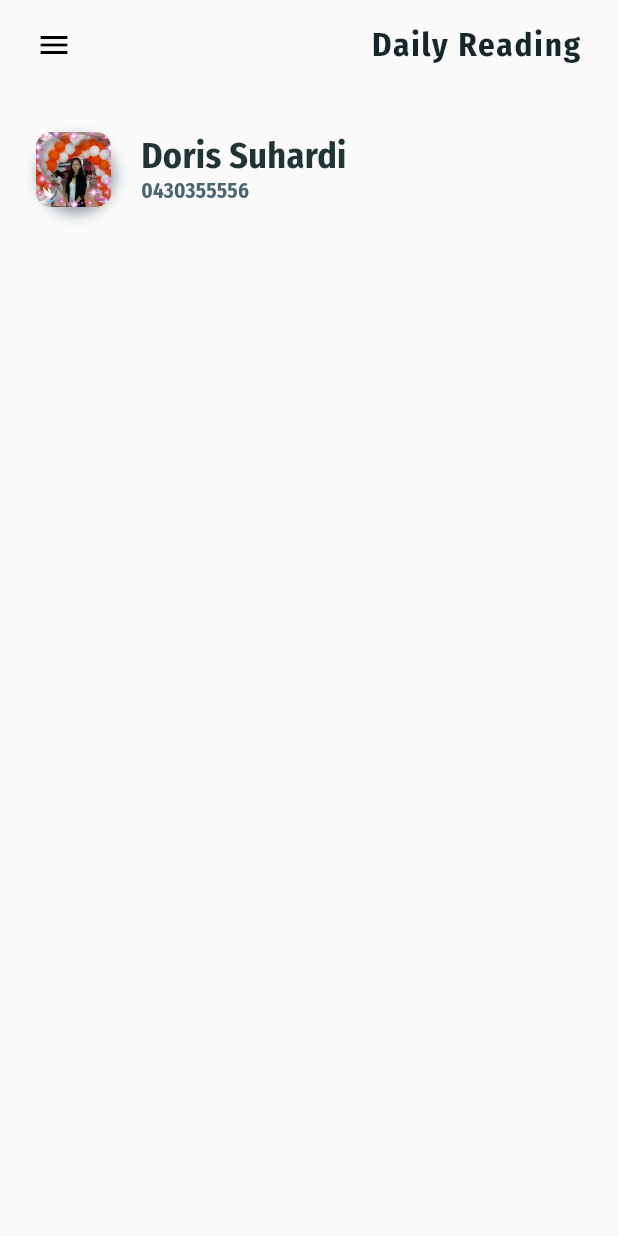
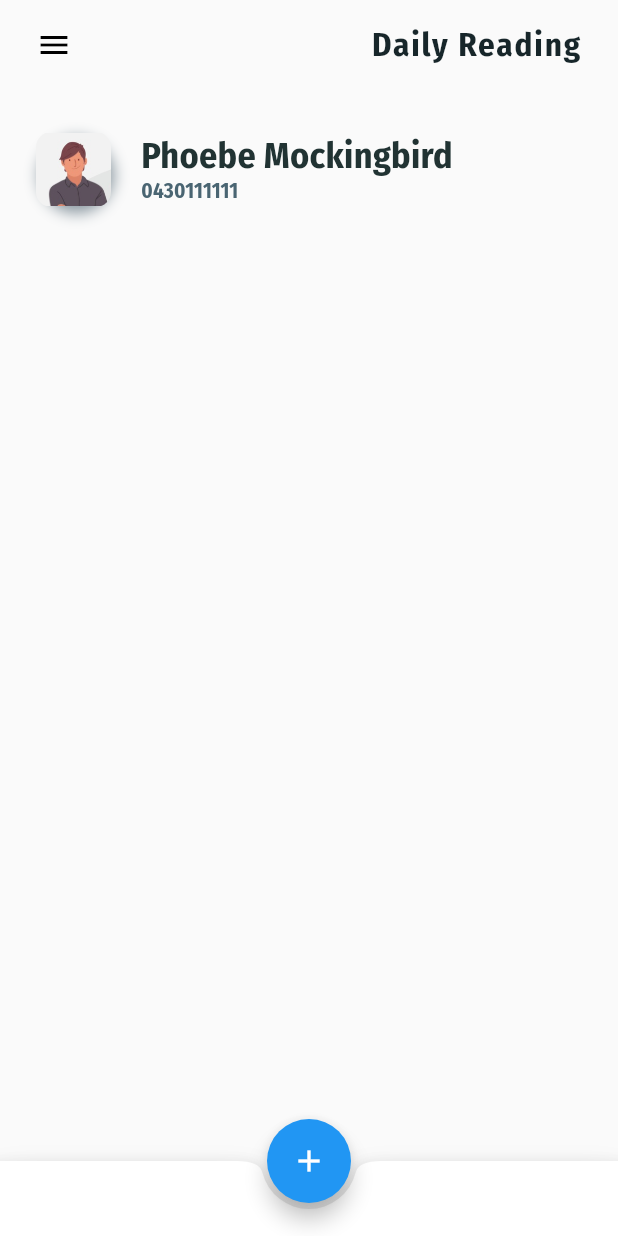
Before and after one commit to kalianto/bible_study, a Flutter app: the Home screen opened by its route, on a phone screen of 412 x 824 dp. Run offline on Flutter 3.47's test engine with Material 2 defaults, Android fonts, the phone set to English and light mode, and no system bars; our stand-ins replace device_info; missing offline and left inert: global_configuration.

Commit message:
updated and remove details

```diff
--- a/lib/Router.dart
+++ b/lib/Router.dart
@@ -7,6 +7,38 @@ import 'package:bible_study/views/Settings/index.dart';
 import 'package:bible_study/views/Profile/index.dart';
 import 'package:bible_study/views/SplashScreen.dart';
 import 'package:global_configuration/global_configuration.dart';
+
+class BaseRouter {
+  static Route<dynamic> route(RouteSettings settings) {
+    switch (settings.name) {
+      case '/settings':
+        //return ScaleRoute(page: SettingPage());
+        return SlideFromRoute(widget: SettingsPage(), direction: 'right');
+        break;
+      case '/profile':
+        // return ScaleRoute(page: ProfilePage());
+        return SlideFromRoute(widget: Profile(), direction: 'right');
+        // return MaterialPageRoute(builder: (_) => MyProfile());
+        break;
+      case '/register':
+        return ScaleRoute(page: RegisterPage());
+        break;
+      case '/error':
+        return ScaleRoute(page: ErrorLoading(title: 'Loading Error'));
+        break;
+      case '/login':
+        return ScaleRoute(page: LoginPage());
+        break;
+      case '/home':
+        return ScaleRoute(page: Home(title: 'Home'));
+        break;
+      case '/':
+      default:
+        return SlideFromRoute(widget: SplashScreen(title: GlobalConfiguration().getValue('appName')), direction: 'left');
+        break;
+    }
+  }
+}
 
 class SlideFromRoute extends PageRouteBuilder {
   final Widget widget;
@@ -46,6 +78,7 @@ class SlideFromRoute extends PageRouteBuilder {
 
 class ScaleRoute extends PageRouteBuilder {
   final Widget page;
+
   ScaleRoute({this.page})
       : super(
           pageBuilder: (
@@ -75,35 +108,3 @@ class ScaleRoute extends PageRouteBuilder {
           transitionDuration: new Duration(milliseconds: 500),
         );
 }
-
-class BaseRouter {
-  static Route<dynamic> route(RouteSettings settings) {
-    switch (settings.name) {
-      case '/settings':
-        //return ScaleRoute(page: SettingPage());
-        return SlideFromRoute(widget: SettingsPage(), direction: 'right');
-        break;
-      case '/profile':
-        // return ScaleRoute(page: ProfilePage());
-        return SlideFromRoute(widget: ProfilePage(), direction: 'right');
-        // return MaterialPageRoute(builder: (_) => MyProfile());
-        break;
-      case '/register':
-        return ScaleRoute(page: RegisterPage());
-        break;
-      case '/error':
-        return ScaleRoute(page: ErrorLoading(title: 'Loading Error'));
-        break;
-      case '/login':
-        return ScaleRoute(page: LoginPage());
-        break;
-      case '/home':
-        return ScaleRoute(page: Home(title: 'Home'));
-        break;
-      case '/':
-      default:
-        return SlideFromRoute(widget: SplashScreen(title: GlobalConfiguration().getValue('appName')), direction: 'left');
-        break;
-    }
-  }
-}
--- /dev/null
+++ b/lib/common/bottom_bar.dart
@@ -0,0 +1,35 @@
+import 'package:flutter/material.dart';
+
+class BottomBar extends StatefulWidget {
+  @override
+  _BottomBarState createState() => _BottomBarState();
+}
+
+class _BottomBarState extends State<BottomBar> with TickerProviderStateMixin {
+  AnimationController animationController;
+
+  @override
+  void initState() {
+    animationController = AnimationController(duration: const Duration(milliseconds: 200), vsync: this);
+
+    super.initState();
+  }
+
+  @override
+  void dispose() {
+    animationController.dispose();
+    super.dispose();
+  }
+
+  @override
+  Widget build(BuildContext context) {
+    return BottomAppBar(
+      shape: const CircularNotchedRectangle(),
+      child: _buildBottomBarMenu(),
+    );
+  }
+
+  Widget _buildBottomBarMenu() {
+    return Container(height: 50.0);
+  }
+}
--- a/lib/views/Home/drawer.dart
+++ b/lib/views/Home/drawer.dart
@@ -64,7 +64,7 @@ class HomeDrawer extends StatelessWidget {
                   Padding(
                     padding: const EdgeInsets.only(top: 8, left: 4),
                     child: Text(
-                      'Doris Suhardi',
+                      'Phoebe Mockingbird',
                       style: TextStyle(
                         fontWeight: FontWeight.w600,
                         color: AppTheme.grey,
--- a/lib/views/Home/home.dart
+++ b/lib/views/Home/home.dart
@@ -56,7 +56,7 @@ class _HomeState extends State<HomePage> {
                     mainAxisAlignment: MainAxisAlignment.start,
                     children: <Widget>[
                       Text(
-                        'Doris Suhardi',
+                        'Phoebe Mockingbird',
                         style: TextStyle(
                           fontWeight: FontWeight.w600,
                           color: AppTheme.nearlyBlack,
@@ -64,7 +64,7 @@ class _HomeState extends State<HomePage> {
                         ),
                       ),
                       Text(
-                        '0430355556',
+                        '0430111111',
                         style: TextStyle(
                           fontWeight: FontWeight.w600,
                           color: AppTheme.lightText,
--- a/lib/views/Home/index.dart
+++ b/lib/views/Home/index.dart
@@ -2,11 +2,13 @@ import 'package:flutter/material.dart';
 import 'package:bible_study/AppTheme.dart';
 import 'package:bible_study/views/Home/drawer.dart';
 import 'package:bible_study/views/Home/home.dart';
+import 'package:bible_study/common/bottom_bar.dart';
 
 class Home extends StatefulWidget {
   Home({Key key, this.title}) : super(key: key);
 
   final String title;
+
   @override
   _HomeState createState() => _HomeState();
 }
@@ -21,7 +23,8 @@ class _HomeState extends State<Home> with TickerProviderStateMixin {
   @override
   void initState() {
     animationController = AnimationController(duration: const Duration(milliseconds: 200), vsync: this);
-    topBarAnimation = Tween<double>(begin: 0.0, end: 1.0).animate(CurvedAnimation(parent: animationController, curve: Interval(0, 0.5, curve: Curves.fastOutSlowIn)));
+    topBarAnimation =
+        Tween<double>(begin: 0.0, end: 1.0).animate(CurvedAnimation(parent: animationController, curve: Interval(0, 0.5, curve: Curves.fastOutSlowIn)));
 
     scrollController.addListener(() {
       if (scrollController.offset >= 24) {
@@ -74,6 +77,11 @@ class _HomeState extends State<Home> with TickerProviderStateMixin {
           ],
         ),
         drawer: HomeDrawer(),
+        bottomNavigationBar: BottomBar(),
+        floatingActionButton: FloatingActionButton(
+          child: Icon(Icons.add),
+        ),
+        floatingActionButtonLocation: FloatingActionButtonLocation.centerDocked,
         // backgroundColor: Colors.black,
       ),
     );
--- a/lib/views/HomeDrawer.dart
+++ b/lib/views/HomeDrawer.dart
@@ -21,14 +21,14 @@ class HomeDrawer extends StatelessWidget {
             padding: EdgeInsets.symmetric(horizontal: 0, vertical: 10),
             child: ListTile(
               title: Text(
-                'Doris Suhardi',
+                'Phoebe Mockingbird',
                 style: TextStyle(
                   fontSize: 22,
                   color: Colors.black,
                   fontWeight: FontWeight.bold,
                 ),
               ),
-              subtitle: Text('0430355556'),
+              subtitle: Text('0430111111'),
               leading: CircleAvatar(
                 child: Icon(
                   Icons.person,
--- a/lib/views/Profile/index.dart
+++ b/lib/views/Profile/index.dart
@@ -2,12 +2,12 @@ import 'dart:ui';
 import 'package:bible_study/AppTheme.dart';
 import 'package:flutter/material.dart';
 
-class ProfilePage extends StatefulWidget {
+class Profile extends StatefulWidget {
   @override
   _ProfileState createState() => _ProfileState();
 }
 
-class _ProfileState extends State<ProfilePage> {
+class _ProfileState extends State<Profile> {
   @override
   Widget build(BuildContext context) {
     return SafeArea(
@@ -71,7 +71,7 @@ class _ProfileState extends State<ProfilePage> {
                       mainAxisAlignment: MainAxisAlignment.start,
                       children: <Widget>[
                         Text(
-                          'Doris Suhardi',
+                          'Maggie ',
                           style: TextStyle(
                             fontWeight: FontWeight.w600,
                             color: AppTheme.nearlyBlack,
@@ -79,7 +79,7 @@ class _ProfileState extends State<ProfilePage> {
                           ),
                         ),
                         Text(
-                          '0430355556',
+                          '0430111111',
                           style: TextStyle(
                             fontWeight: FontWeight.w100,
                             color: AppTheme.darkerText,
--- a/lib/views/Settings/index.dart
+++ b/lib/views/Settings/index.dart
@@ -59,7 +59,7 @@ class _SettingsState extends State<SettingsPage> {
                   Padding(
                     padding: const EdgeInsets.all(10),
                     child: Text(
-                      'Doris Suhardi',
+                      'Phoebe Mockingbird',
                       style: TextStyle(
                         fontWeight: FontWeight.w600,
                         color: AppTheme.white,
--- a/lib/views/SplashScreen.dart
+++ b/lib/views/SplashScreen.dart
@@ -4,12 +4,13 @@ class SplashScreen extends StatelessWidget {
   SplashScreen({Key key, this.title}) : super(key: key);
 
   final String title;
+
   @override
   Widget build(BuildContext context) {
     return SafeArea(
       child: Scaffold(
-          body: _buildHome(context, this.title),
-        ),
+        body: _buildHome(context, this.title),
+      ),
     );
   }
 }
```
Also changed, not shown: assets/images/userImage.png, lib/AppTheme.dart (line endings or trailing spaces).
